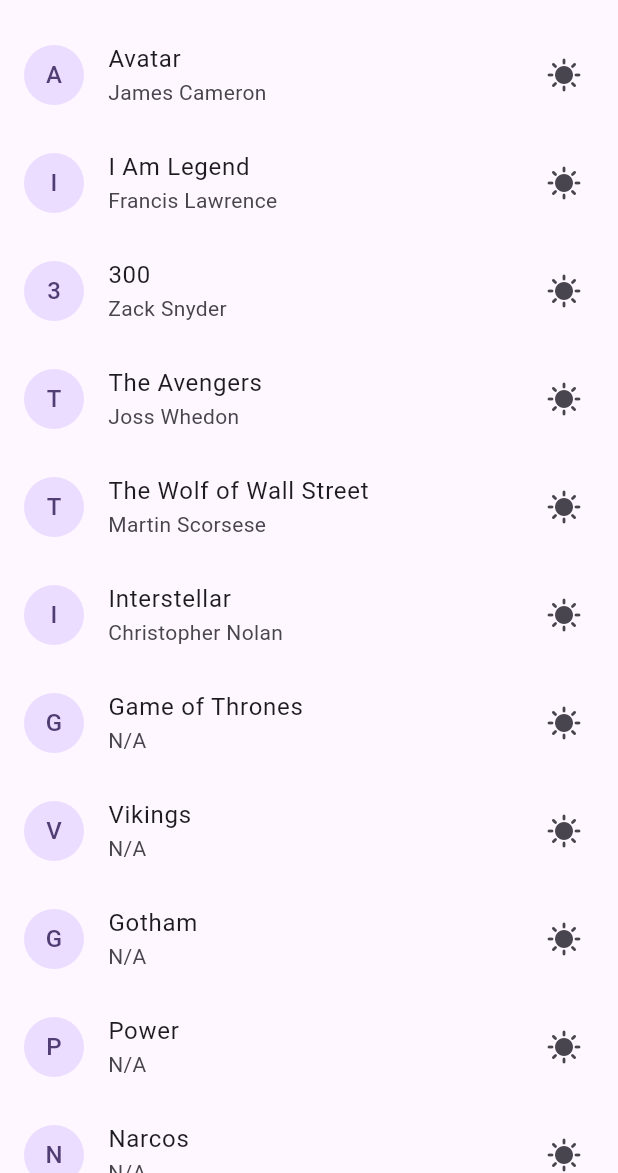
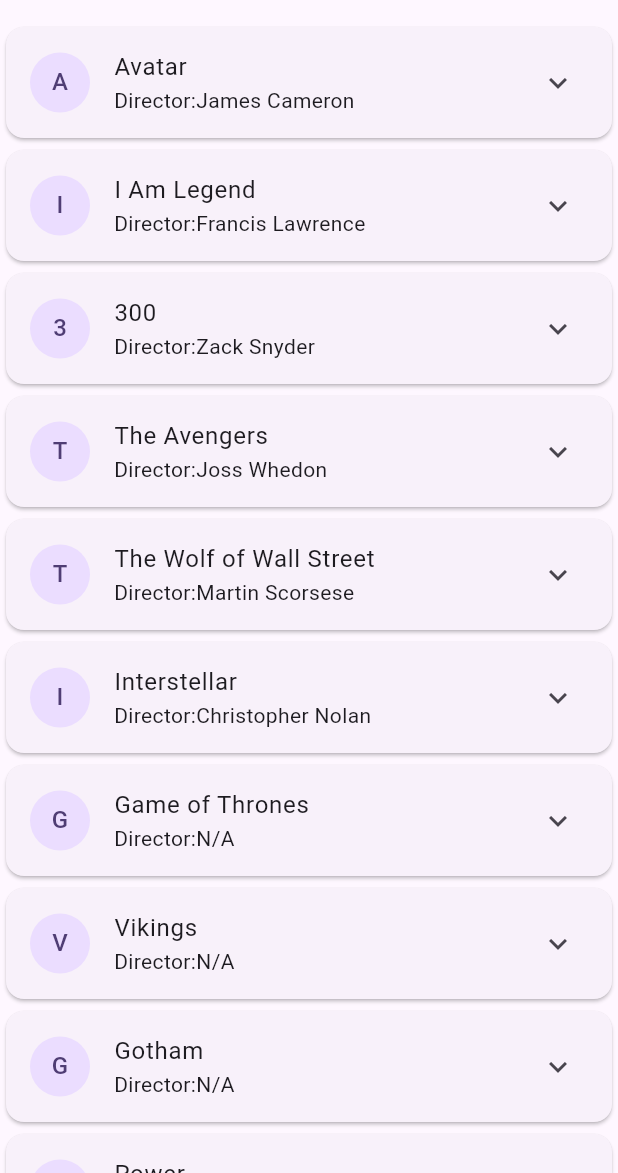
Before and after one commit to Shadislam1/movie_app, a Flutter app: the screen it shows after launch, on a phone screen of 412 x 824 dp, the part 63-1236 px from its top. Run offline on Flutter 3.47's test engine with Material 3 defaults, Android fonts, the phone set to English and light mode, and no system bars.

Commit message:
customixed list iteam

```diff
--- a/lib/main.dart
+++ b/lib/main.dart
@@ -55,17 +55,51 @@ class _HomeState extends State<Home> {
           itemCount: movieData.movieList.length,
           itemBuilder:(context,index){
             final  movie = movieData.movieList[index];
-            return ListTile(
-              title: Text(movie.title),
-              subtitle: Text(movie.director),
-              trailing: Icon(Icons.sunny),
-              leading: CircleAvatar(
-                child: Text(movie.title.isNotEmpty ? movie.title[0] : '?'),
-                // Text(movie.title[index][0]),
-                ),
+
+            return Card(
+              child:ExpansionTile(
+                title: Text(movie.title),
+                subtitle: Text('Director:${movie.director}'),
+                leading: CircleAvatar(
+                  child: Text(movie.title[0]),
+                  ),
+                  children: [
+                    Container(
+                      alignment: Alignment.center,
+                      padding: EdgeInsets.only(
+                        left: 75,),
+                      child: Column(
+                        children: [
+                          RichText(text: TextSpan(
+                            style: DefaultTextStyle.of(context).style,
+                            children: [
+                              TextSpan(
+                                text: 'Released:',
+                                style: Theme.of(context).textTheme.labelLarge?.copyWith(fontWeight: FontWeight.bold)
+                              ),
+
+                               TextSpan(
+                                text: '${movie.released}:'
+                              ),
+                            ]
+                          ))
+                        ]
+                        ),
+                    ),
+                  ],
+                ) ,
+            );
+            // return ListTile(
+            //   title: Text(movie.title),
+            //   subtitle: Text(movie.director),
+            //   trailing: Icon(Icons.sunny),
+            //   leading: CircleAvatar(
+            //     child: Text(movie.title.isNotEmpty ? movie.title[0] : '?'),
+            //     // Text(movie.title[index][0]),
+            //     ),
 
 
-            );
+            // );
 
         }),
       ),
```
